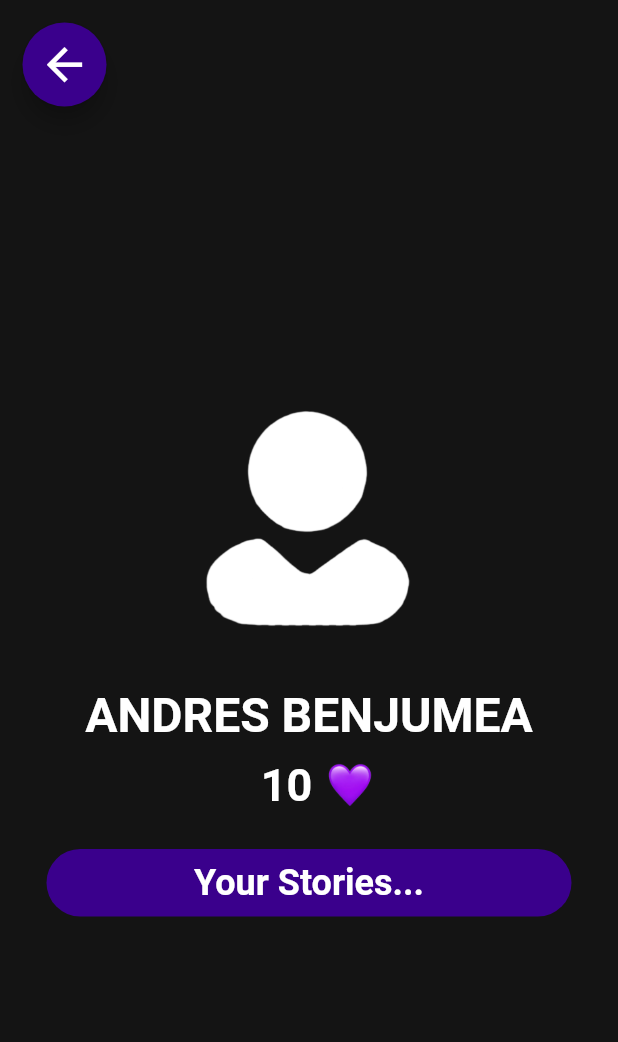
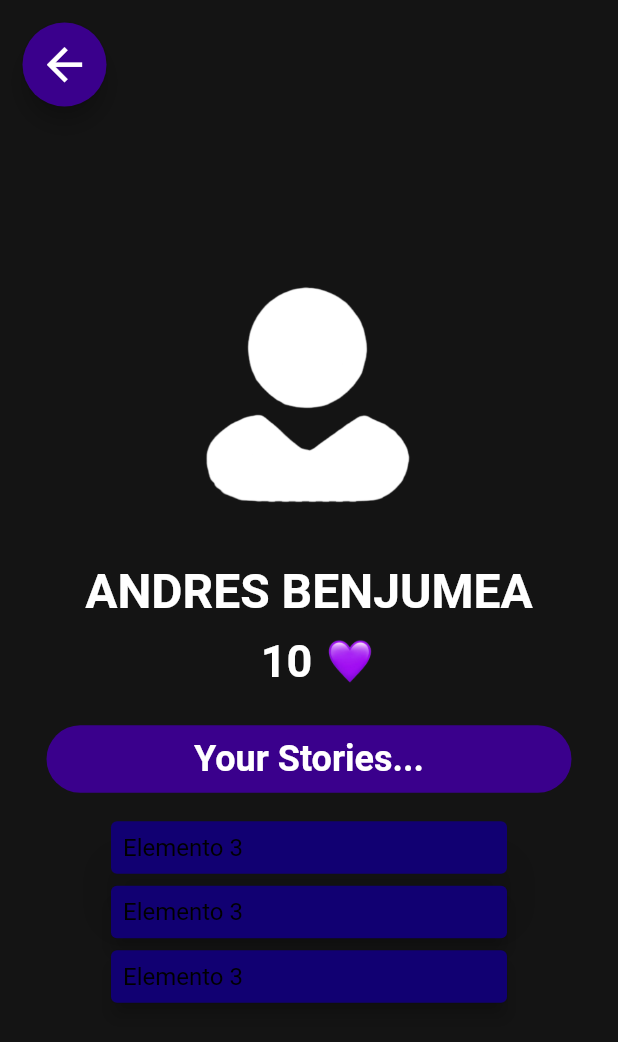
Before and after one commit to JuanA1525/Story_Maker, a Flutter app: the screen it shows after launch, after a tap on "LOGIN", on a phone screen of 412 x 824 dp. Shown: the top 1042 px of the screen. Run offline on Flutter 3.47's test engine with Material 2 defaults, Android fonts, the phone set to English and light mode, and no system bars.

Commit message:
feat: Adding elements to Your Stories Scroll

```diff
--- a/lib/login_page.dart
+++ b/lib/login_page.dart
@@ -66,7 +66,7 @@ class login_page extends StatelessWidget {
                     Navigator.push(
                       context,
                       MaterialPageRoute(
-                        builder: (context) => const user_page(),
+                        builder: (context) => user_page(),
                       ),
                     );
                   },
--- a/lib/user_page.dart
+++ b/lib/user_page.dart
@@ -4,7 +4,53 @@ import 'package:story_maker/login_page.dart';
 
 // ignore: camel_case_types
 class user_page extends StatelessWidget {
-  const user_page({super.key});
+  user_page({super.key});
+
+  final List<Widget> elements = [
+    const Card(
+      color: Color.fromARGB(255, 17, 0, 114),
+      elevation: 15,
+      child: Padding(
+        padding: EdgeInsets.all(8.0),
+        child: Text(
+          "Elemento 3",
+          style: TextStyle(
+            fontSize: 16,
+            color: Colors.black,
+          ),
+        ),
+      ),
+    ),
+    const Card(
+      color: Color.fromARGB(255, 17, 0, 114),
+      elevation: 5,
+      child: Padding(
+        padding: EdgeInsets.all(8.0),
+        child: Text(
+          "Elemento 3",
+          style: TextStyle(
+            fontSize: 16,
+            color: Colors.black,
+          ),
+        ),
+      ),
+    ),
+    const Card(
+      color: Color.fromARGB(255, 17, 0, 114),
+      elevation: 5,
+      child: Padding(
+        padding: EdgeInsets.all(8.0),
+        child: Text(
+          "Elemento 3",
+          style: TextStyle(
+            fontSize: 16,
+            color: Colors.black,
+          ),
+        ),
+      ),
+    ),
+    // Puedes agregar más elementos aquí
+  ];
 
   @override
   Widget build(BuildContext context) {
@@ -41,7 +87,7 @@ class user_page extends StatelessWidget {
                 mainAxisAlignment: MainAxisAlignment.center,
                 children: [
                   Padding(
-                    padding: const EdgeInsets.fromLTRB(0,35,0,0),
+                    padding: const EdgeInsets.fromLTRB(0,20,0,0),
                     child: Image.asset(
                       'assets/userImage.png',
                       height: 225,
@@ -104,7 +150,19 @@ class user_page extends StatelessWidget {
                         ),
                       ),
                     ),
-
+                  ),
+                  Padding(
+                    padding: const EdgeInsets.fromLTRB(70,0,70,0),
+                    child: SizedBox(
+                      height: 150,
+                      child: ListView.builder(
+                        scrollDirection: Axis.vertical,
+                        itemCount: elements.length,
+                        itemBuilder: (BuildContext context, int index) {
+                          return elements[index];
+                        }
+                      ),
+                    ),
                   )
                 ],
               ),
```
